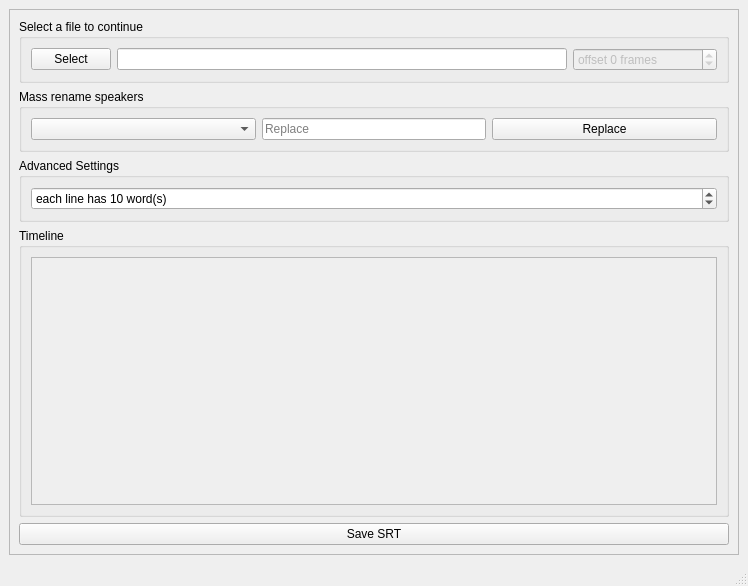
Before: the Qt Designer form ui/main_window.ui in GoExport/GoSubtitle, drawn with Qt 5.
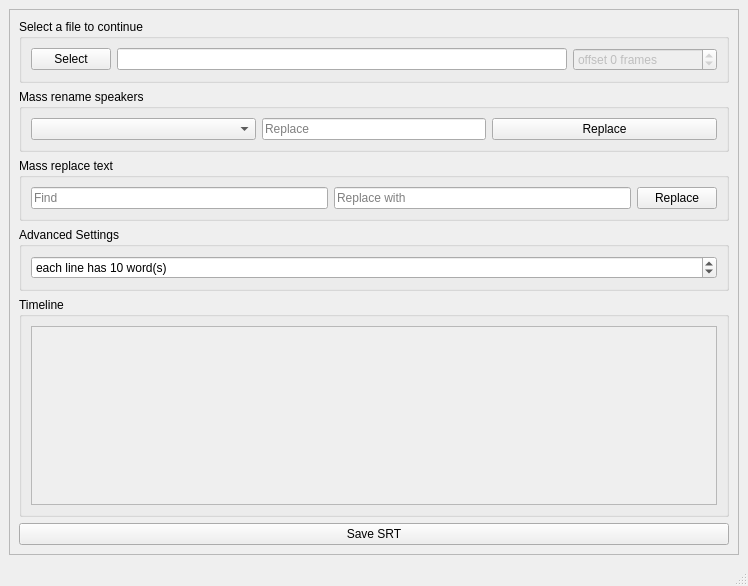
After: the same form once the commit is applied.

The edit to the form file:
```diff
--- a/ui/main_window.ui
+++ b/ui/main_window.ui
@@ -132,6 +132,46 @@
          </layout>
         </widget>
        </item>
+       <item>
+        <widget class="QGroupBox" name="groupBox_text">
+         <property name="title">
+          <string>Mass replace text</string>
+         </property>
+         <layout class="QVBoxLayout" name="verticalLayout_text">
+          <item>
+           <layout class="QHBoxLayout" name="horizontalLayout_text">
+            <item>
+             <widget class="QLineEdit" name="textFindInput">
+              <property name="placeholderText">
+               <string>Find</string>
+              </property>
+             </widget>
+            </item>
+            <item>
+             <widget class="QLineEdit" name="textReplaceInput">
+              <property name="placeholderText">
+               <string>Replace with</string>
+              </property>
+             </widget>
+            </item>
+            <item>
+             <widget class="QPushButton" name="textReplaceButton">
+              <property name="sizePolicy">
+               <sizepolicy hsizetype="Minimum" vsizetype="Fixed">
+                <horstretch>0</horstretch>
+                <verstretch>0</verstretch>
+               </sizepolicy>
+              </property>
+              <property name="text">
+               <string>Replace</string>
+              </property>
+             </widget>
+            </item>
+           </layout>
+          </item>
+         </layout>
+        </widget>
+       </item>
        <item>
         <widget class="QGroupBox" name="groupBox_2">
          <property name="title">
```
